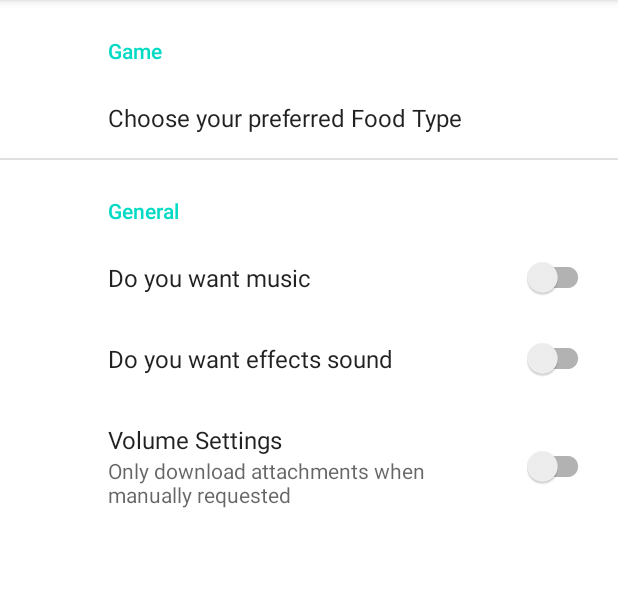
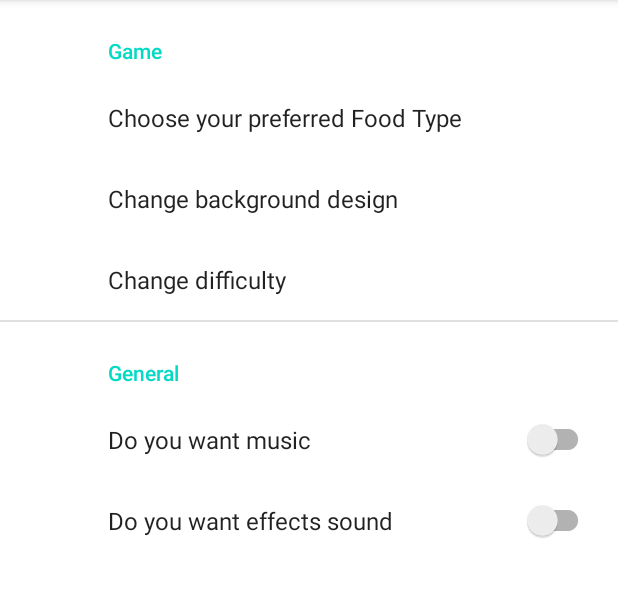
Before and after one commit to Imperius0299/Project_Mobile_Systeme, an Android app: the fragment SettingsFragment shown on its own in the app's theme, on a phone screen of 412 x 824 dp, the part 84-681 px from its top. Run offline under Robolectric (Android 15) with nearby library versions, the light colour scheme and no system bars; our stand-ins replace androidx.preference; Roboto replaces fonts that are not available here.

Commit message:
[ADD] various design changes

```diff
--- a/app/src/main/res/layout/fragment_mainmenu.xml
+++ b/app/src/main/res/layout/fragment_mainmenu.xml
@@ -4,7 +4,6 @@
     xmlns:tools="http://schemas.android.com/tools"
     android:layout_width="match_parent"
     android:layout_height="match_parent"
-    android:onClick="buttonPressed"
     android:background="@drawable/background"
     android:scaleType="centerCrop"
     tools:context=".MainActivity">
@@ -28,7 +27,7 @@
                     android:id="@+id/playGames_Button"
                     android:layout_width="55dp"
                     android:layout_height="55dp"
-                    android:layout_margin="8dp"
+                    android:layout_margin="15dp"
                     android:background="@null"
                     android:scaleType="centerCrop"
                     app:srcCompat="@drawable/play_games_logo" />
@@ -43,7 +42,7 @@
                     android:id="@+id/settings_Button"
                     android:layout_width="55dp"
                     android:layout_height="55dp"
-                    android:layout_margin="8dp"
+                    android:layout_margin="15dp"
                     android:background="@null"
                     android:scaleType="centerCrop"
                     app:srcCompat="@drawable/settings_icon" />
@@ -96,7 +95,6 @@
             android:layout_marginTop="50dp"
             android:layout_marginBottom="5dp"
             android:background="@null"
-            android:onClick="buttonPressed"
             android:scaleType="centerInside"
             app:srcCompat="@drawable/play_button" />
 
--- a/app/src/main/res/layout/playerstats.xml
+++ b/app/src/main/res/layout/playerstats.xml
@@ -2,7 +2,7 @@
 <LinearLayout xmlns:android="http://schemas.android.com/apk/res/android"
     android:layout_width="match_parent"
     android:layout_height="match_parent"
-    android:background="#B5733D0D"
+    android:background="#d0e6ff "
     android:orientation="vertical">
 
     <TableRow
--- a/app/src/main/res/values/arrays.xml
+++ b/app/src/main/res/values/arrays.xml
@@ -2,15 +2,35 @@
     <!-- Reply Preference -->
     <string-array name="food_entries">
         <item>Apple</item>
-        <item>Banana</item>
-        <item>Pineapple</item>
+        <item>Peach</item>
         <item>Lemon</item>
     </string-array>
 
     <string-array name="food_values">
         <item>apple</item>
-        <item>banana</item>
-        <item>pineapple</item>
+        <item>peach</item>
         <item>lemon</item>
     </string-array>
+
+    <string-array name="background_entries">
+        <item>Wall</item>
+        <item>Beach</item>
+    </string-array>
+
+    <string-array name="background_values">
+        <item>wall</item>
+        <item>beach</item>
+    </string-array>
+
+    <string-array name="difficulty_entries">
+        <item>Easy</item>
+        <item>Medium</item>
+        <item>Hard</item>
+    </string-array>
+
+    <string-array name="difficulty_values">
+        <item>easy</item>
+        <item>medium</item>
+        <item>hard</item>
+    </string-array>
 </resources>
--- a/app/src/main/res/values/colors.xml
+++ b/app/src/main/res/values/colors.xml
@@ -8,4 +8,5 @@
     <color name="black">#FF000000</color>
     <color name="white">#FFFFFFFF</color>
     <color name="light_brown">#B5733D0D</color>
+    <color name="pale_blue">#d0e6ff</color>
 </resources>
--- a/app/src/main/res/xml/root_preferences.xml
+++ b/app/src/main/res/xml/root_preferences.xml
@@ -9,6 +9,18 @@
             android:entryValues="@array/food_values"
             android:key="list_food_type"
             android:title="@string/food_type" />
+        <ListPreference
+            android:defaultValue="1"
+            android:entries="@array/background_entries"
+            android:entryValues="@array/background_values"
+            android:key="background_key"
+            android:title="Change background design" />
+        <ListPreference
+            android:defaultValue="1"
+            android:entries="@array/difficulty_entries"
+            android:entryValues="@array/difficulty_values"
+            android:key="difficulty_key"
+            android:title="Change difficulty" />
 
     </PreferenceCategory>
 
@@ -22,13 +34,6 @@
             app:key="sound_effects"
             app:title="@string/effects_title" />
 
-        <SwitchPreferenceCompat
-            app:dependency="music"
-            app:key="volume"
-            app:summaryOff="@string/attachment_summary_off"
-            app:summaryOn="@string/attachment_summary_on"
-            app:title="@string/music_volume" />
-
     </PreferenceCategory>
 
 </PreferenceScreen>
```
Also changed, not shown: app/src/main/java/com/example/projectsnakereloaded/Sketch.java (+44 -3 lines), app/src/main/res/values/themes.xml (+7 -2 lines).
